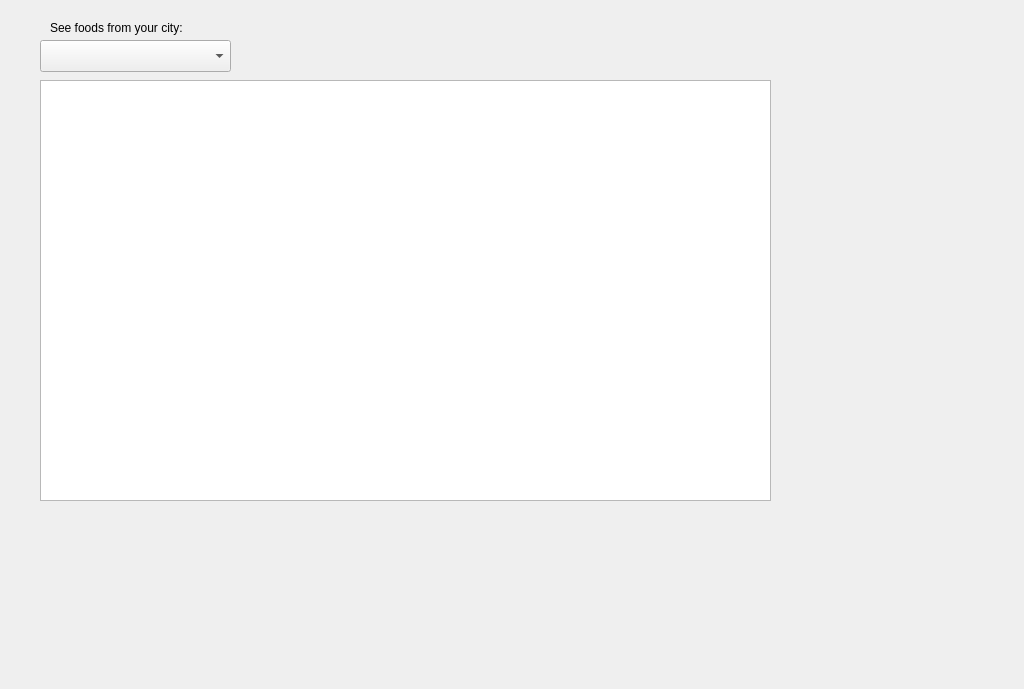
Qt form customerpage.ui (tsukidan/CS1D-Project-1) before a commit.
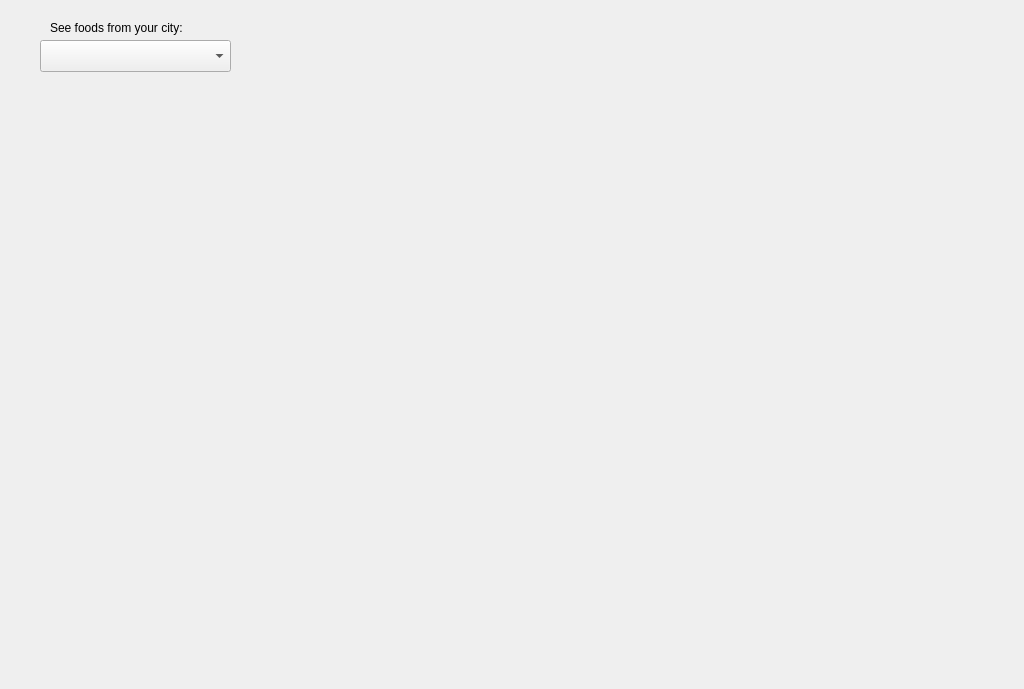
The same form after that commit.

```diff
--- a/customerpage.ui
+++ b/customerpage.ui
@@ -36,16 +36,6 @@
     <string>See foods from your city:</string>
    </property>
   </widget>
-  <widget class="QTableView" name="tableView">
-   <property name="geometry">
-    <rect>
-     <x>40</x>
-     <y>80</y>
-     <width>731</width>
-     <height>421</height>
-    </rect>
-   </property>
-  </widget>
  </widget>
  <resources/>
  <connections/>
```
